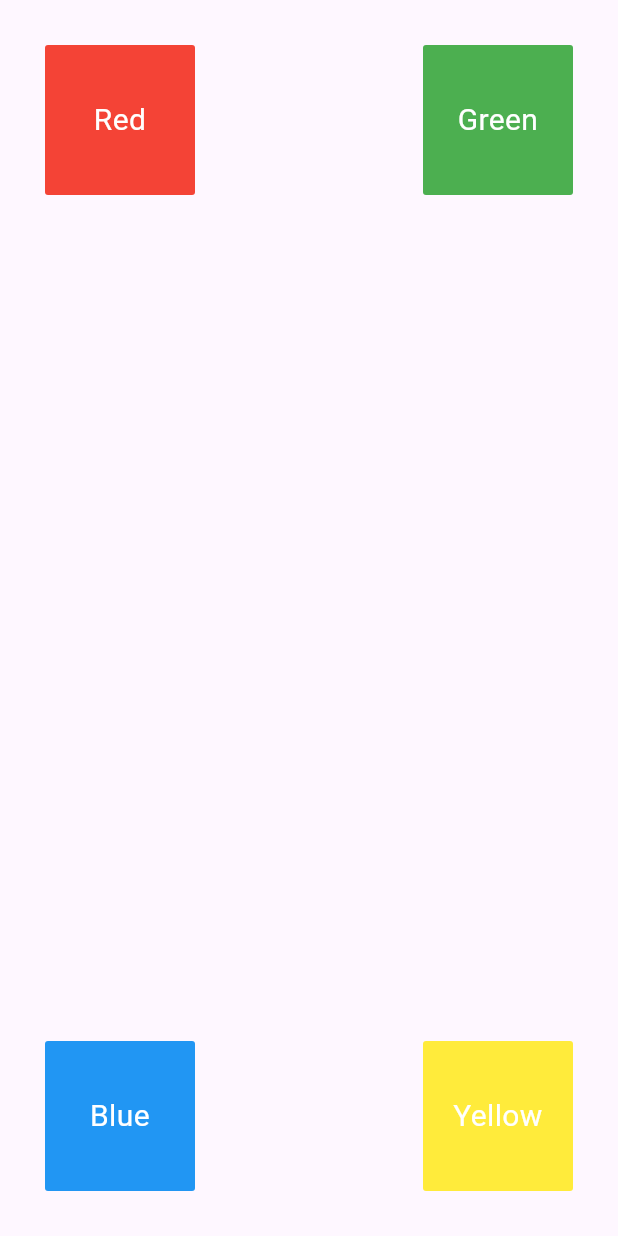
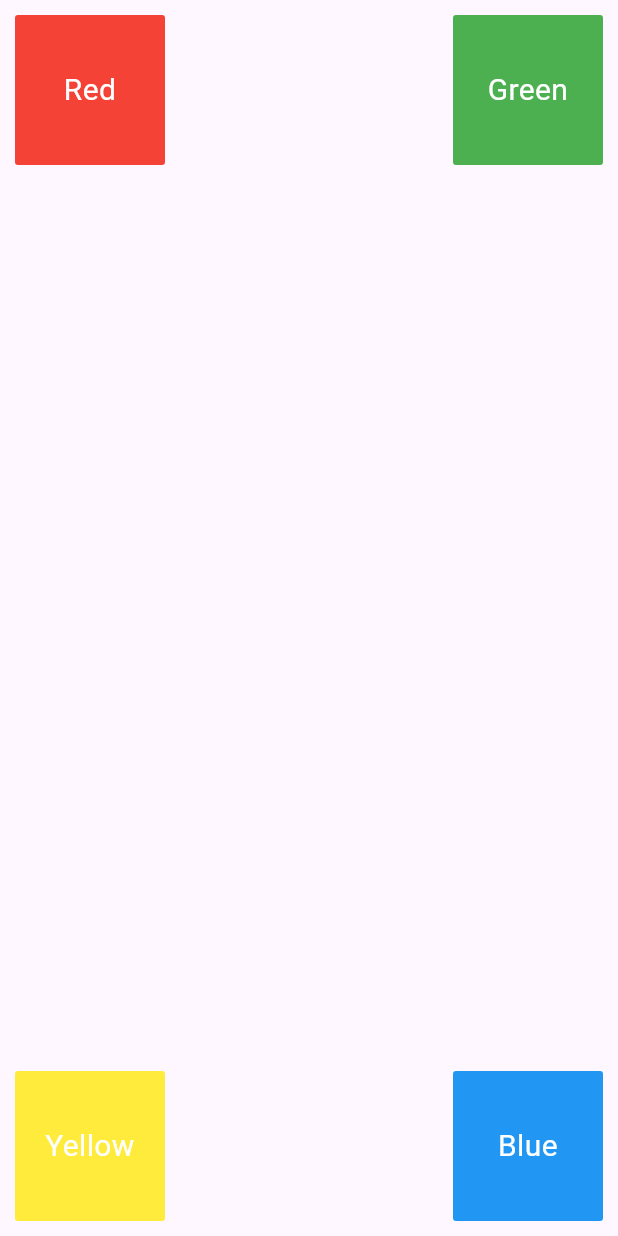
Before and after one commit to Rokeya17/Flutter-practices, a Flutter app: the screen it shows after launch, on a phone screen of 412 x 824 dp. Run offline on Flutter 3.47's test engine with Material 3 defaults, Android fonts, the phone set to English and light mode, and no system bars.

Commit message:
Task component has been updated

```diff
--- a/flutter_practices/lib/View/first_task.dart
+++ b/flutter_practices/lib/View/first_task.dart
@@ -1,85 +1,19 @@
 import 'package:flutter/material.dart';
-
+import 'package:flutter_practices/View/task_component.dart';
 class FirstTask extends StatelessWidget {
   const FirstTask({super.key});
 
   @override
   Widget build(BuildContext context) {
     return Scaffold(
-      body: Padding(
-        padding: const EdgeInsets.all(30.0),
+      body: SafeArea(
         child: Stack(
-          children: [
-            Positioned(
-              top: 0,
-              left: 0,
-              child: Container(
-                alignment: Alignment.center,
-                height: 100,
-                width: 100,
-                decoration: BoxDecoration(
-                  borderRadius: BorderRadius.circular(2),
-                  shape: BoxShape.rectangle,
-                  color: Colors.red,
-                ),
-                child: const Text(
-                  "Red",
-                  style: TextStyle(color: Colors.white, fontSize: 20),
-                  textAlign: TextAlign.center,
-                ),
-              ),
-            ),
-            Positioned(
-              top: 0,
-              right: 0,
-              child: Container(
-                height: 100,
-                width: 100,
-                decoration: BoxDecoration(
-                  borderRadius: BorderRadius.circular(2),
-                  shape: BoxShape.rectangle,
-                  color: Colors.green,
-                ),
-                child: const Center(
-                  child: Text("Green",style: TextStyle(color: Colors.white, fontSize: 20),
-                    textAlign: TextAlign.center,),
-                ),
-              ),
-            ),
-            Positioned(
-              bottom: 0,
-              left: 0,
-              child: Container(
-                height: 100,
-                width: 100,
-                decoration: BoxDecoration(
-                  borderRadius: BorderRadius.circular(2),
-                  shape: BoxShape.rectangle,
-                  color: Colors.blue,
-                ),
-                child: const Center(
-                  child: Text("Blue",style: TextStyle(color: Colors.white, fontSize: 20),
-                    textAlign: TextAlign.center,),
-                ),
-              ),
-            ),
-            Positioned(
-              bottom: 0,
-              right: 0,
-              child: Container(
-                height: 100,
-                width: 100,
-                decoration: BoxDecoration(
-                  borderRadius: BorderRadius.circular(2),
-                  shape: BoxShape.rectangle,
-                  color: Colors.yellow,
-                ),
-                child: const Center(
-                  child: Text("Yellow",style: TextStyle(color: Colors.white, fontSize: 20),
-                    textAlign: TextAlign.center,),
-                ),
-              ),
-            ),
+          children:[
+            TaskComponent(height: 100, width: 100, color: Colors.red, text: "Red", top: 10,left: 10,),
+            TaskComponent(height: 100, width: 100, color: Colors.green, text: "Green",top: 10,right: 10,),
+            TaskComponent(height: 100, width: 100, color: Colors.blue, text: "Blue",bottom: 10,right: 10,),
+            TaskComponent(height: 100, width: 100, color: Colors.yellow, text: "Yellow",bottom: 10,left: 10,),
+
           ],
         ),
       ),
--- /dev/null
+++ b/flutter_practices/lib/View/task_component.dart
@@ -0,0 +1,43 @@
+import 'package:flutter/material.dart';
+
+class TaskComponent extends StatelessWidget {
+  final double? top, bottom, left, right, height, width;
+  final Color color;
+  final String text;
+  const TaskComponent ({
+    super.key,
+    this.top,
+    this.bottom,
+    this.left,
+    this.right,
+    required this.height,
+    required this.width,
+    required this.color,
+    required this.text,
+  });
+
+  @override
+  Widget build(BuildContext context) {
+    return Positioned(
+      top: top,
+      bottom: bottom,
+      left: left,
+      right: right,
+      child: Container(
+        alignment: Alignment.center,
+        height: height,
+        width: width,
+        decoration: BoxDecoration(
+          borderRadius: BorderRadius.circular(2),
+          shape: BoxShape.rectangle,
+          color: color,
+        ),
+        child: Text(
+          text,
+          style: const TextStyle(color: Colors.white, fontSize: 20),
+          textAlign: TextAlign.center,
+        ),
+      ),
+    );
+  }
+}
```
